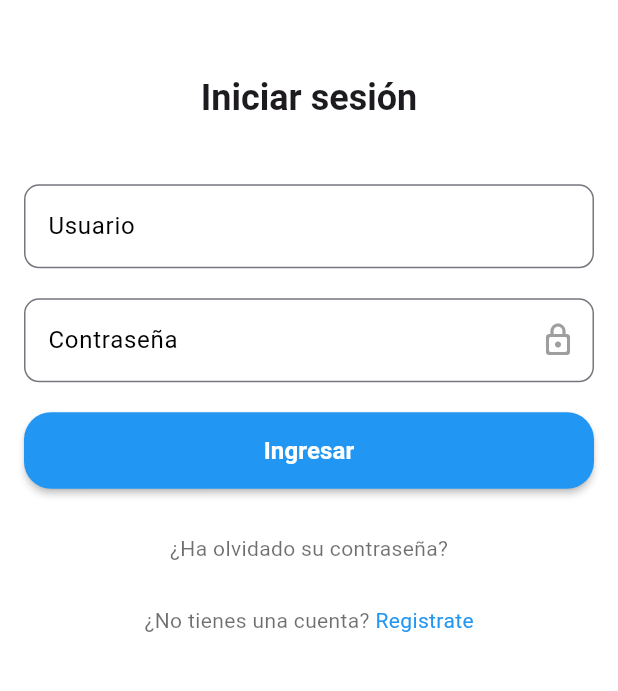
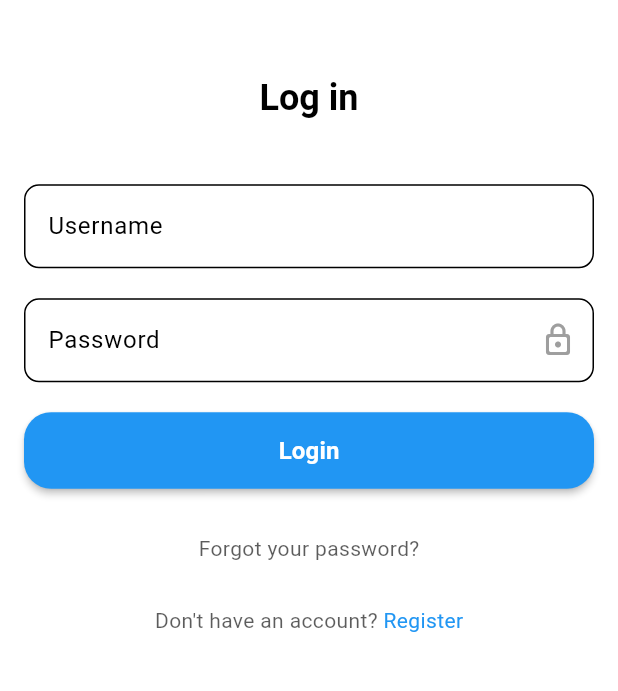
Before and after one commit to Jhonsebastianas/inventory-flutter, a Flutter app: the screen it shows after launch, on a phone screen of 412 x 824 dp, the part 298-989 px from its top. Run offline on Flutter 3.47's test engine with Material 3 defaults, Android fonts, the phone set to English and light mode, and no system bars; our stand-ins replace animated_custom_dropdown, easy_localization, flutter_speed_dial, image_picker, shared_preferences, shimmer.

Commit message:
add internacionalization

```diff
--- /dev/null
+++ b/assets/translations/en.json
@@ -0,0 +1,18 @@
+{
+  "welcome": "Welcome",
+  "button_text": "Click me",
+  "auth": {
+    "login": {
+      "clave": "Password",
+      "ingresar": "Login",
+      "ingresar_clave": "Enter your password",
+      "ingresar_usuario": "Enter your username",
+      "iniciar_sesion": "Log in",
+      "no_tiene_cuenta": "Don't have an account?",
+      "olvido_clave": "Forgot your password?",
+      "registrate": "Register",
+      "usuario": "Username",
+      "usuario_o_clave_no_validos": "Invalid username or password"
+    }
+  }
+}
--- a/lib/config/api_config.dart
+++ b/lib/config/api_config.dart
@@ -1,3 +1,3 @@
 class ApiConfig {
-  static const String baseUrl = 'http://localhost:3000'; // Aquí puedes cambiar el valor según el entorno
+  static const String baseUrl = 'https://inventory-backend-qnif.onrender.com'; // Aquí puedes cambiar el valor según el entorno
 }
--- a/lib/core/themes/app_theme.dart
+++ b/lib/core/themes/app_theme.dart
@@ -16,6 +16,11 @@ class AppTheme {
       buttonColor: Colors.blue,
       textTheme: ButtonTextTheme.primary,
     ),
+    colorScheme: const ColorScheme.light(
+      primary: Colors.blue,
+      secondary: Colors.green,
+      error: Colors.red,
+    ),
   );
 
   static ThemeData darkTheme = ThemeData(
--- a/lib/core/themes/text_styles.dart
+++ b/lib/core/themes/text_styles.dart
@@ -0,0 +1,29 @@
+import 'package:flutter/material.dart';
+
+class TextStyles {
+  static const TextStyle heading1 = TextStyle(
+    fontSize: 24,
+    fontWeight: FontWeight.bold,
+    color: Colors.black,
+  );
+
+  static const TextStyle heading2 = TextStyle(
+    fontSize: 20,
+    fontWeight: FontWeight.bold,
+    color: Colors.black,
+  );
+
+  static const TextStyle bodyText = TextStyle(
+    fontSize: 16,
+    fontWeight: FontWeight.normal,
+    color: Colors.black87,
+  );
+
+  static const TextStyle buttonText = TextStyle(
+    fontSize: 16,
+    fontWeight: FontWeight.bold,
+    color: Colors.white,
+  );
+
+  // Agrega más estilos según lo necesites
+}
--- a/lib/modules/auth/screens/login_screen.dart
+++ b/lib/modules/auth/screens/login_screen.dart
@@ -10,6 +10,7 @@ import 'package:hola_mundo/shared/widgets/forms/text_fields/custom_text_field.da
 import 'package:shared_preferences/shared_preferences.dart';
 import '../../home/screens/home_screen.dart';
 import 'package:http/http.dart' as http;
+import 'package:easy_localization/easy_localization.dart';
 
 class LoginScreen extends StatefulWidget {
   @override
@@ -58,8 +59,6 @@ class _LoginScreenState extends State<LoginScreen> {
         }),
       );
 
-      print(response.statusCode);
-
       if (response.statusCode == 201) {
         // Si la respuesta es exitosa, procesa el token
         var jsonResponse = jsonDecode(response.body);
@@ -76,7 +75,7 @@ class _LoginScreenState extends State<LoginScreen> {
       } else {
         // Si la respuesta no es 200, muestra un mensaje de error
         setState(() {
-          _errorMessage = 'Nombre de usuario o contraseña no válidos';
+          _errorMessage = 'auth.login.usuario_o_clave_no_validos'.tr();
         });
       }
     }
@@ -92,10 +91,13 @@ class _LoginScreenState extends State<LoginScreen> {
           child: Column(
             children: [
               SizedBox(height: constraints.maxHeight * 0.12),
-                  Image.asset('assets/images/logo.png', height: 100,),
+              Image.asset(
+                'assets/images/logo.png',
+                height: 100,
+              ),
               SizedBox(height: constraints.maxHeight * 0.06),
               Text(
-                    "Iniciar sesión",
+                'auth.login.iniciar_sesion'.tr(),
                 style: Theme.of(context)
                     .textTheme
                     .headlineSmall!
@@ -107,37 +109,37 @@ class _LoginScreenState extends State<LoginScreen> {
                 child: Column(
                   mainAxisAlignment: MainAxisAlignment.center,
                   children: [
-                        if (_errorMessage != null)
-                          Text(
-                            _errorMessage!,
-                            style: TextStyle(color: Colors.red),
-                          ),
                     CustomTextField(
                       controller: _usernameController,
-                          label: 'Usuario',
+                      label: 'auth.login.usuario'.tr(),
                       validator: (value) {
                         if (value == null || value.isEmpty) {
-                              return 'Ingrese su nombre de usuario';
+                          return 'auth.login.ingresar_usuario'.tr();
                         }
                         return null;
                       },
                     ),
-                        SizedBox(height: 20),
+                    const SizedBox(height: 20),
                     CustomTextField(
                       controller: _passwordController,
-                          label: 'Contraseña',
+                      label: 'auth.login.clave'.tr(),
                       obscureText: true,
                       validator: (value) {
                         if (value == null || value.isEmpty) {
-                              return 'Ingrese su contraseña';
+                          return 'auth.login.ingresar_clave'.tr();
                         }
                         return null;
                       },
                     ),
-                        SizedBox(height: 20),
+                    if (_errorMessage != null)
+                      Text(
+                        _errorMessage!,
+                        style: const TextStyle(color: Colors.red),
+                      ),
+                    const SizedBox(height: 20),
                     CustomButton(
                       onPressed: _login,
-                          text: 'Ingresar',
+                      text: 'auth.login.ingresar'.tr(),
                       type: ButtonType.primary,
                       minimumSize: const Size(double.infinity, 48),
                     ),
@@ -152,11 +154,8 @@ class _LoginScreenState extends State<LoginScreen> {
                         );
                       },
                       child: Text(
-                            '¿Ha olvidado su contraseña?',
-                            style: Theme.of(context)
-                                .textTheme
-                                .bodyMedium!
-                                .copyWith(
+                        'auth.login.olvido_clave'.tr(),
+                        style: Theme.of(context).textTheme.bodyMedium!.copyWith(
                               color: Theme.of(context)
                                   .textTheme
                                   .bodyLarge!
@@ -168,19 +167,16 @@ class _LoginScreenState extends State<LoginScreen> {
                     TextButton(
                       onPressed: () {},
                       child: Text.rich(
-                            const TextSpan(
-                              text: "¿No tienes una cuenta? ",
+                        TextSpan(
+                          text: "${'auth.login.no_tiene_cuenta'.tr()} ",
                           children: [
                             TextSpan(
-                                  text: "Registrate",
-                                 style: TextStyle(color: Colors.blue),
+                              text: 'auth.login.registrate'.tr(),
+                              style: const TextStyle(color: Colors.blue),
                             ),
                           ],
                         ),
-                            style: Theme.of(context)
-                                .textTheme
-                                .bodyMedium!
-                                .copyWith(
+                        style: Theme.of(context).textTheme.bodyMedium!.copyWith(
                               color: Theme.of(context)
                                   .textTheme
                                   .bodyLarge!
--- a/lib/shared/widgets/custom_button.dart
+++ b/lib/shared/widgets/custom_button.dart
@@ -1,4 +1,5 @@
 import 'package:flutter/material.dart';
+import 'package:hola_mundo/core/themes/text_styles.dart';
 
 enum ButtonType { primary, secondary, danger, outline, flat, flatDanger }
 
@@ -80,10 +81,8 @@ class CustomButton extends StatelessWidget {
           ],
           Text(
             text,
-            style: TextStyle(
+            style: TextStyles.buttonText.copyWith(
               color: isEnabled ? textColor : Colors.grey.shade600,
-              fontWeight: FontWeight.bold,
-              fontSize: 16,
             ),
           ),
         ],
--- a/pubspec.yaml
+++ b/pubspec.yaml
@@ -21,6 +21,7 @@ dependencies:
   flutter_speed_dial: ^7.0.0
   flutter_localizations:
     sdk: flutter
+  easy_localization: ^3.0.7
 
 dev_dependencies:
   flutter_test:
@@ -31,4 +32,5 @@ dev_dependencies:
 flutter:
   uses-material-design: true
   assets:
-    - assets/images/logo.png
+    - assets/images/
+    - assets/translations/
```
Also changed, not shown: assets/translations/es.json (added, +18 -0 lines), lib/main.dart (+16 -2 lines), lib/modules/products/screens/product_list_screen.dart (+60 -22 lines), pubspec.lock, 10 other files. Lines whose indentation alone changed are shown as unchanged.
